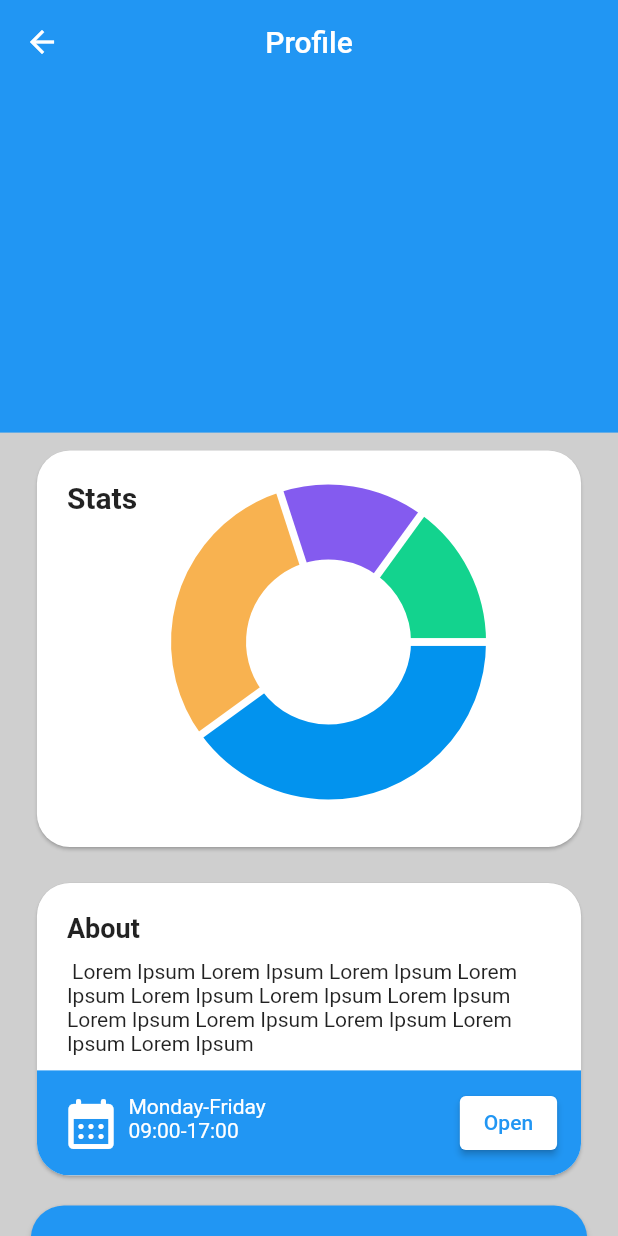
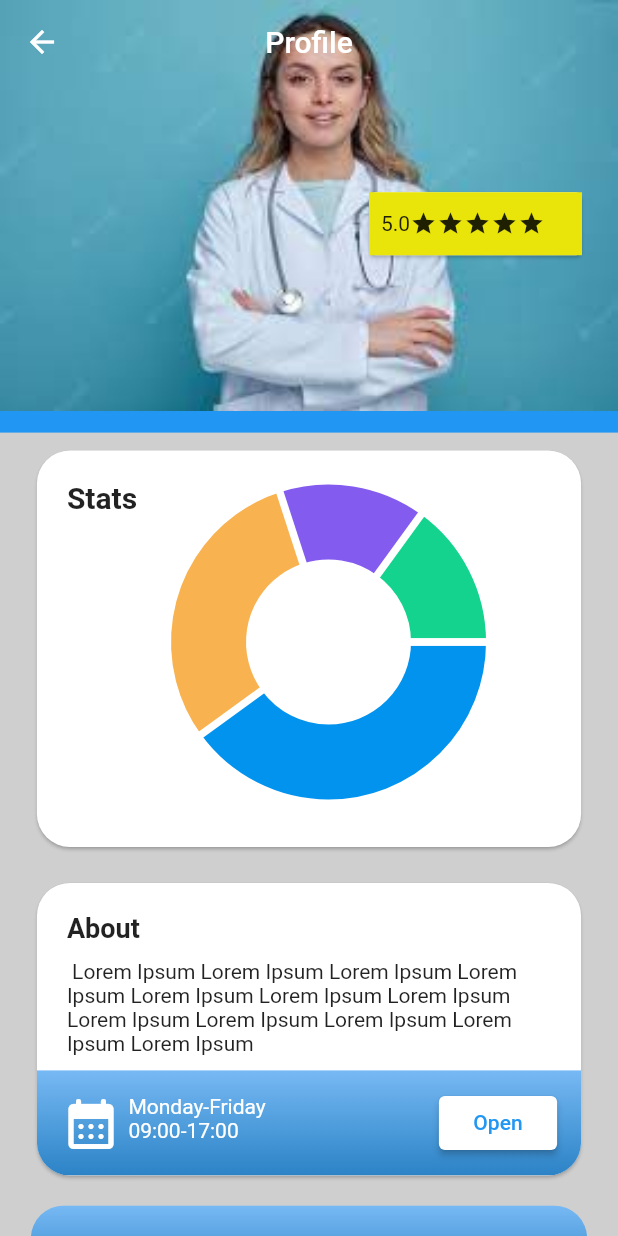
Before and after one commit to marvinlartey/doctor-app, a Flutter app: the DoctorProfile screen opened directly, on a phone screen of 412 x 824 dp. Run offline on Flutter 3.47's test engine with Material 2 defaults, Android fonts, the phone set to English and light mode, and no system bars; drawn by our look-alikes of fl_chart, flutter_rating_bar.

Commit message:
added image to appbar && gradient color to buttons

```diff
--- a/lib/pages/doctor_profile.dart
+++ b/lib/pages/doctor_profile.dart
@@ -1,5 +1,5 @@
-import 'package:fl_chart/fl_chart.dart';
 import 'package:flutter/material.dart';
+import 'package:flutter_rating_bar/flutter_rating_bar.dart';
 
 import 'pie.dart';
 
@@ -25,6 +25,51 @@ class _DoctorProfileState extends State<DoctorProfile> {
             centerTitle: true,
             expandedHeight: MediaQuery.of(context).size.height * 0.35,
             title: const Text('Profile'),
+            flexibleSpace: Stack(fit: StackFit.passthrough, children: [
+              Expanded(
+                child: Image.asset(
+                  'assets/images/doc1.jpg',
+                  fit: BoxFit.cover,
+                ),
+              ),
+              Positioned(
+                  right: 20,
+                  bottom: 100,
+                  height: 50,
+                  width: 150,
+                  child: Card(
+                    child: Container(
+                      width: 60,
+                      height: 50,
+                      color: const Color.fromARGB(255, 233, 229, 10),
+                      child: Padding(
+                        padding: const EdgeInsets.all(8.0),
+                        child: Row(children: [
+                          const Text("5.0"),
+                          RatingBar(
+                            itemSize: 18,
+                            initialRating: 5,
+                            onRatingUpdate: _DoStuff,
+                            ratingWidget: RatingWidget(
+                                full: const Icon(
+                                  Icons.star,
+                                  size: 10,
+                                ),
+                                half: const Icon(
+                                  Icons.abc,
+                                  size: 15,
+                                ),
+                                empty: const Icon(
+                                  Icons.star,
+                                  size: 15,
+                                  color: Colors.grey,
+                                )),
+                          ),
+                        ]),
+                      ),
+                    ),
+                  ))
+            ]),
           ),
           SliverToBoxAdapter(
             child: Column(
@@ -80,9 +125,16 @@ class _DoctorProfileState extends State<DoctorProfile> {
                               ),
                             ),
                             Container(
+                              decoration: const BoxDecoration(
+                                  gradient: LinearGradient(
+                                      colors: [
+                                    Color.fromARGB(255, 119, 185, 244),
+                                    Color.fromARGB(255, 43, 131, 198),
+                                  ],
+                                      begin: Alignment.topCenter,
+                                      end: Alignment.bottomCenter)),
                               width: MediaQuery.of(context).size.width * 0.9,
                               height: 70,
-                              color: Colors.blue,
                               child: Padding(
                                 padding: const EdgeInsets.all(8.0),
                                 child: Padding(
@@ -116,10 +168,10 @@ class _DoctorProfileState extends State<DoctorProfile> {
                                       const Spacer(),
                                       ElevatedButton(
                                         onPressed: (() {}),
-                                        child: Text("Open"),
                                         style: ElevatedButton.styleFrom(
                                             onPrimary: Colors.blue,
                                             primary: Colors.white),
+                                        child: const Text("  Open  "),
                                       ),
                                     ],
                                   ),
@@ -132,25 +184,28 @@ class _DoctorProfileState extends State<DoctorProfile> {
                 ),
                 Padding(
                   padding: const EdgeInsets.all(8.0),
-                  child: ElevatedButton(
-                      onPressed: () {},
-                      child: Text('Make an Appointment'),
-                      style: ElevatedButton.styleFrom(
-                          shape: RoundedRectangleBorder(
-                              borderRadius: BorderRadius.circular(22)),
-                          minimumSize: Size(
-                              MediaQuery.of(context).size.width * 0.9, 55))),
-                ),
-                Padding(
-                  padding: const EdgeInsets.all(8.0),
-                  child: Card(
-                    color: Colors.amber,
-                    shape: RoundedRectangleBorder(
-                        borderRadius: BorderRadius.circular(22)),
+                  child: ClipRRect(
+                    borderRadius: BorderRadius.circular(22),
                     child: Container(
-                      color: Colors.black,
-                      width: 22,
-                      height: 2222,
+                      width: MediaQuery.of(context).size.width * 0.9,
+                      height: 55,
+                      decoration: const BoxDecoration(
+                        gradient: LinearGradient(
+                            colors: [
+                              Color.fromARGB(255, 119, 185, 244),
+                              Color.fromARGB(255, 43, 131, 198),
+                            ],
+                            begin: Alignment.topCenter,
+                            end: Alignment.bottomCenter),
+                      ),
+                      alignment: Alignment.center,
+                      child: const Text(
+                        'Make an Appointment',
+                        style: TextStyle(
+                            color: Colors.white,
+                            fontSize: 16,
+                            fontWeight: FontWeight.w500),
+                      ),
                     ),
                   ),
                 )
@@ -161,4 +216,6 @@ class _DoctorProfileState extends State<DoctorProfile> {
       ),
     ));
   }
+
+  void _DoStuff(double value) {}
 }
```
